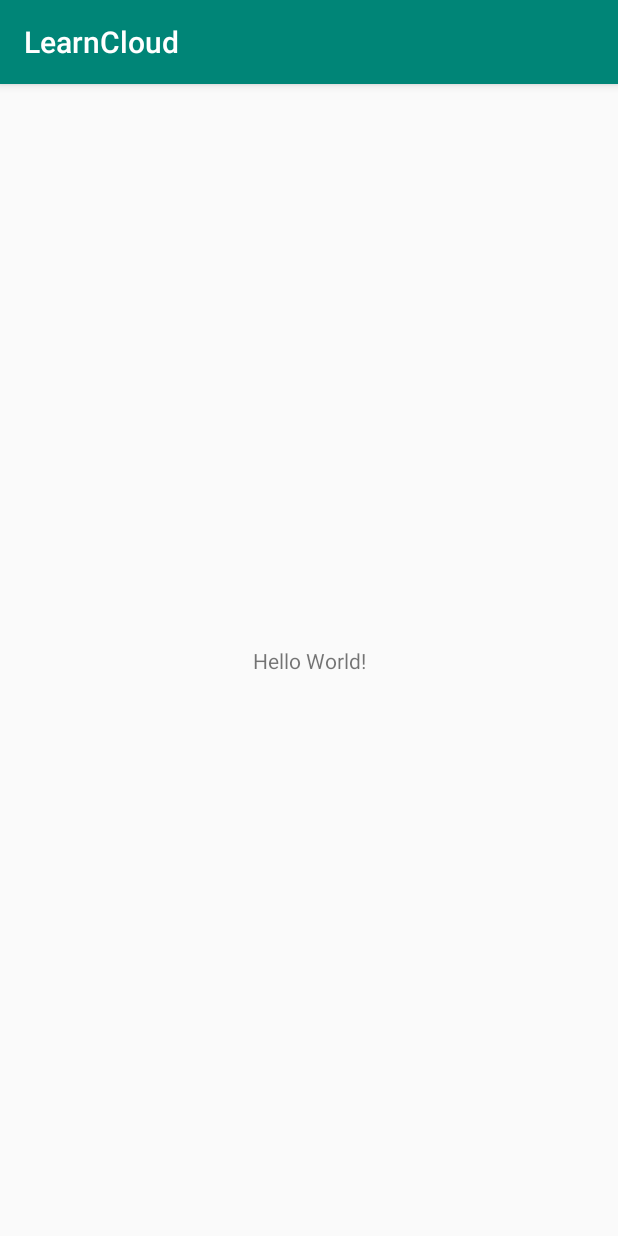
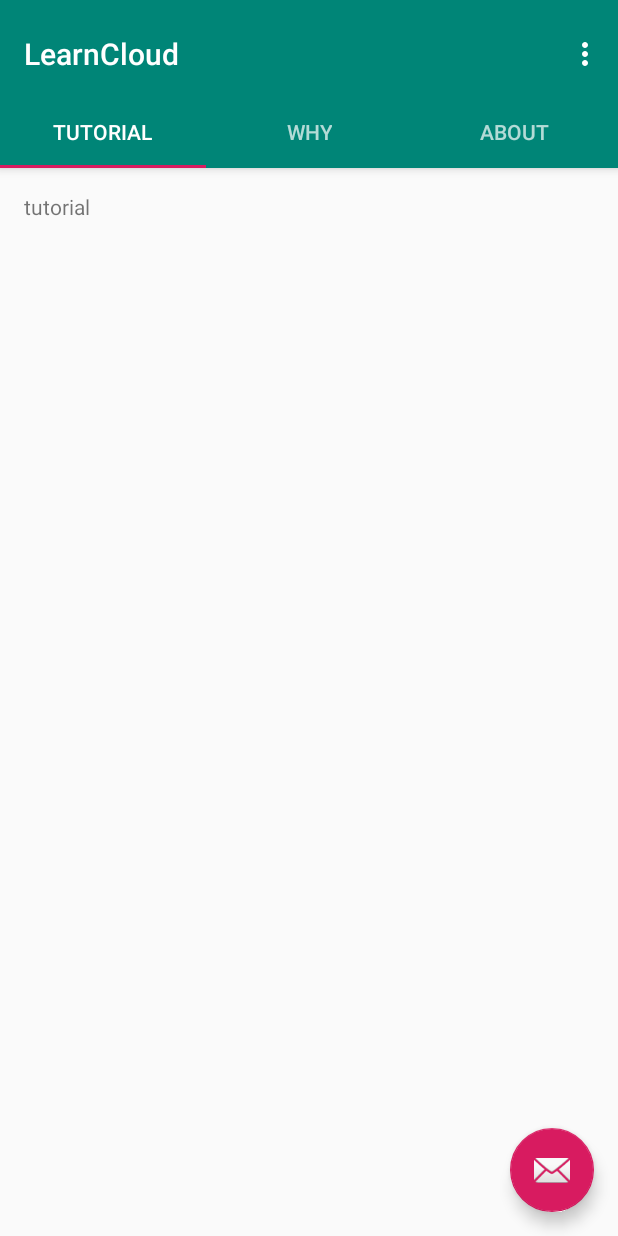
Before and after one commit to nghaosiong98/LearnCloud, an Android app: the screen it shows after launch (MainActivity before the commit, TabActivity after it), on a phone screen of 412 x 824 dp. Run offline under Robolectric (Android 15) with nearby library versions, the phone set to English and light mode, and no system bars.

Commit message:
Create bridge between data model and view

```diff
--- a/app/build.gradle
+++ b/app/build.gradle
@@ -19,10 +19,12 @@ android {
 }
 
 dependencies {
-    implementation fileTree(dir: 'libs', include: ['*.jar'])
+    implementation fileTree(include: ['*.jar'], dir: 'libs')
     implementation 'com.android.support:appcompat-v7:28.0.0'
     implementation 'com.android.support.constraint:constraint-layout:1.1.3'
+    implementation 'com.android.support:design:28.0.0'
     testImplementation 'junit:junit:4.12'
     androidTestImplementation 'com.android.support.test:runner:1.0.2'
     androidTestImplementation 'com.android.support.test.espresso:espresso-core:3.0.2'
+    implementation 'com.google.code.gson:gson:2.8.5'
 }
--- a/app/src/main/AndroidManifest.xml
+++ b/app/src/main/AndroidManifest.xml
@@ -9,7 +9,10 @@
         android:roundIcon="@mipmap/ic_launcher_round"
         android:supportsRtl="true"
         android:theme="@style/AppTheme">
-        <activity android:name=".MainActivity">
+        <activity
+            android:name=".TabActivity"
+            android:label="@string/title_activity_tab"
+            android:theme="@style/AppTheme.NoActionBar">
             <intent-filter>
                 <action android:name="android.intent.action.MAIN" />
 
--- /dev/null
+++ b/app/src/main/java/com/academy/tacocat/learncloud/Documents.java
@@ -0,0 +1,19 @@
+package com.academy.tacocat.learncloud;
+
+import java.util.ArrayList;
+import java.util.List;
+
+public class Documents {
+    public List<Section> section = new ArrayList<>();
+
+}
+class Section{
+    public String title;
+    public List<Dataset> dataset = new ArrayList<>();
+}
+
+class Dataset{
+    public String content_title;
+    public String description;
+    public String content;
+}
--- /dev/null
+++ b/app/src/main/java/com/academy/tacocat/learncloud/TabActivity.java
@@ -0,0 +1,172 @@
+package com.academy.tacocat.learncloud;
+
+import android.support.design.widget.TabLayout;
+import android.support.design.widget.FloatingActionButton;
+import android.support.design.widget.Snackbar;
+import android.support.v7.app.AppCompatActivity;
+import android.support.v7.widget.Toolbar;
+
+import android.support.v4.app.Fragment;
+import android.support.v4.app.FragmentManager;
+import android.support.v4.app.FragmentPagerAdapter;
+import android.support.v4.view.ViewPager;
+import android.os.Bundle;
+import android.view.LayoutInflater;
+import android.view.Menu;
+import android.view.MenuItem;
+import android.view.View;
+import android.view.ViewGroup;
+
+import android.widget.TextView;
+
+import com.google.gson.Gson;
+
+import java.io.IOException;
+import java.io.InputStream;
+import java.io.InputStreamReader;
+import java.io.Reader;
+
+public class TabActivity extends AppCompatActivity {
+
+    /**
+     * The {@link android.support.v4.view.PagerAdapter} that will provide
+     * fragments for each of the sections. We use a
+     * {@link FragmentPagerAdapter} derivative, which will keep every
+     * loaded fragment in memory. If this becomes too memory intensive, it
+     * may be best to switch to a
+     * {@link android.support.v4.app.FragmentStatePagerAdapter}.
+     */
+    private SectionsPagerAdapter mSectionsPagerAdapter;
+
+    /**
+     * The {@link ViewPager} that will host the section contents.
+     */
+    private ViewPager mViewPager;
+
+    @Override
+    protected void onCreate(Bundle savedInstanceState) {
+        super.onCreate(savedInstanceState);
+        setContentView(R.layout.activity_tab);
+
+        Toolbar toolbar = (Toolbar) findViewById(R.id.toolbar);
+        setSupportActionBar(toolbar);
+        // Create the adapter that will return a fragment for each of the three
+        // primary sections of the activity.
+        mSectionsPagerAdapter = new SectionsPagerAdapter(getSupportFragmentManager());
+
+        // Set up the ViewPager with the sections adapter.
+        mViewPager = (ViewPager) findViewById(R.id.container);
+        mViewPager.setAdapter(mSectionsPagerAdapter);
+
+        TabLayout tabLayout = (TabLayout) findViewById(R.id.tabs);
+
+        mViewPager.addOnPageChangeListener(new TabLayout.TabLayoutOnPageChangeListener(tabLayout));
+        tabLayout.addOnTabSelectedListener(new TabLayout.ViewPagerOnTabSelectedListener(mViewPager));
+
+        FloatingActionButton fab = (FloatingActionButton) findViewById(R.id.fab);
+        fab.setOnClickListener(new View.OnClickListener() {
+            @Override
+            public void onClick(View view) {
+                Snackbar.make(view, "Replace with your own action", Snackbar.LENGTH_LONG)
+                        .setAction("Action", null).show();
+            }
+        });
+
+    }
+
+
+    @Override
+    public boolean onCreateOptionsMenu(Menu menu) {
+        // Inflate the menu; this adds items to the action bar if it is present.
+        getMenuInflater().inflate(R.menu.menu_tab, menu);
+        return true;
+    }
+
+    @Override
+    public boolean onOptionsItemSelected(MenuItem item) {
+        // Handle action bar item clicks here. The action bar will
+        // automatically handle clicks on the Home/Up button, so long
+        // as you specify a parent activity in AndroidManifest.xml.
+        int id = item.getItemId();
+
+        //noinspection SimplifiableIfStatement
+        if (id == R.id.action_settings) {
+            return true;
+        }
+
+        return super.onOptionsItemSelected(item);
+    }
+
+    /**
+     * A placeholder fragment containing a simple view.
+     */
+    public static class PlaceholderFragment extends Fragment {
+        /**
+         * The fragment argument representing the section number for this
+         * fragment.
+         */
+        private static final String ARG_SECTION_NUMBER = "section_number";
+
+        public PlaceholderFragment() {
+        }
+
+        /**
+         * Returns a new instance of this fragment for the given section
+         * number.
+         */
+        public static PlaceholderFragment newInstance(int sectionNumber) {
+            PlaceholderFragment fragment = new PlaceholderFragment();
+            Bundle args = new Bundle();
+            args.putInt(ARG_SECTION_NUMBER, sectionNumber);
+            fragment.setArguments(args);
+            return fragment;
+        }
+
+        @Override
+        public View onCreateView(LayoutInflater inflater, ViewGroup container,
+                                 Bundle savedInstanceState) {
+            try {
+                // Read JSON file
+                InputStream inputStream = getContext().getAssets().open("documents.json");
+                Reader reader = new InputStreamReader(inputStream, "UTF-8");
+
+                // Assign JSON to objects
+                Documents documents = new Gson().fromJson(reader, Documents.class);
+
+                // Populate the view
+                View rootView = inflater.inflate(R.layout.fragment_tab, container, false);
+                TextView textView = rootView.findViewById(R.id.section_label);
+                textView.setText(documents.section.get(getArguments().getInt(ARG_SECTION_NUMBER)).title);
+
+                return rootView;
+            } catch (IOException e) {
+                e.printStackTrace();
+                return null;
+            }
+        }
+    }
+
+    /**
+     * A {@link FragmentPagerAdapter} that returns a fragment corresponding to
+     * one of the sections/tabs/pages.
+     */
+    public class SectionsPagerAdapter extends FragmentPagerAdapter {
+
+        public SectionsPagerAdapter(FragmentManager fm) {
+            super(fm);
+        }
+
+        @Override
+        public Fragment getItem(int position) {
+            // getItem is called to instantiate the fragment for the given page.
+            // Return a PlaceholderFragment (defined as a static inner class below).
+            return PlaceholderFragment.newInstance(position);
+        }
+
+        @Override
+        public int getCount() {
+            // Show 3 total pages.
+            return 3;
+        }
+    }
+}
--- /dev/null
+++ b/app/src/main/res/layout/activity_tab.xml
@@ -0,0 +1,70 @@
+<?xml version="1.0" encoding="utf-8"?>
+<android.support.design.widget.CoordinatorLayout xmlns:android="http://schemas.android.com/apk/res/android"
+    xmlns:app="http://schemas.android.com/apk/res-auto"
+    xmlns:tools="http://schemas.android.com/tools"
+    android:id="@+id/main_content"
+    android:layout_width="match_parent"
+    android:layout_height="match_parent"
+    android:fitsSystemWindows="true"
+    tools:context=".TabActivity">
+
+    <android.support.design.widget.AppBarLayout
+        android:id="@+id/appbar"
+        android:layout_width="match_parent"
+        android:layout_height="wrap_content"
+        android:paddingTop="@dimen/appbar_padding_top"
+        android:theme="@style/AppTheme.AppBarOverlay">
+
+        <android.support.v7.widget.Toolbar
+            android:id="@+id/toolbar"
+            android:layout_width="match_parent"
+            android:layout_height="?attr/actionBarSize"
+            android:layout_weight="1"
+            android:background="?attr/colorPrimary"
+            app:layout_scrollFlags="scroll|enterAlways"
+            app:popupTheme="@style/AppTheme.PopupOverlay"
+            app:title="@string/app_name">
+
+        </android.support.v7.widget.Toolbar>
+
+        <android.support.design.widget.TabLayout
+            android:id="@+id/tabs"
+            android:layout_width="match_parent"
+            android:layout_height="wrap_content">
+
+            <android.support.design.widget.TabItem
+                android:id="@+id/tabItem"
+                android:layout_width="wrap_content"
+                android:layout_height="wrap_content"
+                android:text="@string/tab_text_1" />
+
+            <android.support.design.widget.TabItem
+                android:id="@+id/tabItem2"
+                android:layout_width="wrap_content"
+                android:layout_height="wrap_content"
+                android:text="@string/tab_text_2" />
+
+            <android.support.design.widget.TabItem
+                android:id="@+id/tabItem3"
+                android:layout_width="wrap_content"
+                android:layout_height="wrap_content"
+                android:text="@string/tab_text_3" />
+
+        </android.support.design.widget.TabLayout>
+    </android.support.design.widget.AppBarLayout>
+
+    <android.support.v4.view.ViewPager
+        android:id="@+id/container"
+        android:layout_width="match_parent"
+        android:layout_height="match_parent"
+        app:layout_behavior="@string/appbar_scrolling_view_behavior" />
+
+    <android.support.design.widget.FloatingActionButton
+        android:id="@+id/fab"
+        android:layout_width="wrap_content"
+        android:layout_height="wrap_content"
+        android:layout_gravity="end|bottom"
+        android:layout_margin="@dimen/fab_margin"
+        app:srcCompat="@android:drawable/ic_dialog_email" />
+
+</android.support.design.widget.CoordinatorLayout>
--- /dev/null
+++ b/app/src/main/res/layout/fragment_tab.xml
@@ -0,0 +1,23 @@
+<?xml version="1.0" encoding="utf-8"?>
+<android.support.constraint.ConstraintLayout xmlns:android="http://schemas.android.com/apk/res/android"
+    xmlns:app="http://schemas.android.com/apk/res-auto"
+    xmlns:tools="http://schemas.android.com/tools"
+    android:id="@+id/constraintLayout"
+    android:layout_width="match_parent"
+    android:layout_height="match_parent"
+    tools:context=".TabActivity$PlaceholderFragment">
+
+    <TextView
+        android:id="@+id/section_label"
+        android:layout_width="wrap_content"
+        android:layout_height="wrap_content"
+        android:layout_marginStart="@dimen/activity_horizontal_margin"
+        android:layout_marginTop="@dimen/activity_vertical_margin"
+        android:layout_marginEnd="@dimen/activity_horizontal_margin"
+        android:layout_marginBottom="@dimen/activity_vertical_margin"
+        app:layout_constraintLeft_toLeftOf="parent"
+        app:layout_constraintTop_toTopOf="@+id/constraintLayout"
+        tools:layout_constraintLeft_creator="1"
+        tools:layout_constraintTop_creator="1" />
+
+</android.support.constraint.ConstraintLayout>
--- /dev/null
+++ b/app/src/main/res/menu/menu_tab.xml
@@ -0,0 +1,10 @@
+<menu xmlns:android="http://schemas.android.com/apk/res/android"
+    xmlns:app="http://schemas.android.com/apk/res-auto"
+    xmlns:tools="http://schemas.android.com/tools"
+    tools:context="com.academy.tacocat.learncloud.TabActivity">
+    <item
+        android:id="@+id/action_settings"
+        android:orderInCategory="100"
+        android:title="@string/action_settings"
+        app:showAsAction="never" />
+</menu>
--- /dev/null
+++ b/app/src/main/res/values-w820dp/dimens.xml
@@ -0,0 +1,6 @@
+<resources>
+    <!-- Example customization of dimensions originally defined in res/values/dimens.xml
+         (such as screen margins) for screens with more than 820dp of available width. This
+         would include 7" and 10" devices in landscape (~960dp and ~1280dp respectively). -->
+    <dimen name="activity_horizontal_margin">64dp</dimen>
+</resources>
--- /dev/null
+++ b/app/src/main/res/values/dimens.xml
@@ -0,0 +1,7 @@
+<resources>
+    <!-- Default screen margins, per the Android Design guidelines. -->
+    <dimen name="activity_horizontal_margin">16dp</dimen>
+    <dimen name="activity_vertical_margin">16dp</dimen>
+    <dimen name="fab_margin">16dp</dimen>
+    <dimen name="appbar_padding_top">8dp</dimen>
+</resources>
--- a/app/src/main/res/values/strings.xml
+++ b/app/src/main/res/values/strings.xml
@@ -1,3 +1,9 @@
 <resources>
     <string name="app_name">LearnCloud</string>
+    <string name="title_activity_tab">TabActivity</string>
+    <string name="tab_text_1">Tutorial</string>
+    <string name="tab_text_2">Why</string>
+    <string name="tab_text_3">About</string>
+    <string name="action_settings">Settings</string>
+    <string name="section_format">Hello World from section: %1$d</string>
 </resources>
--- a/app/src/main/res/values/styles.xml
+++ b/app/src/main/res/values/styles.xml
@@ -8,4 +8,13 @@
         <item name="colorAccent">@color/colorAccent</item>
     </style>
 
+    <style name="AppTheme.NoActionBar">
+        <item name="windowActionBar">false</item>
+        <item name="windowNoTitle">true</item>
+    </style>
+
+    <style name="AppTheme.AppBarOverlay" parent="ThemeOverlay.AppCompat.Dark.ActionBar" />
+
+    <style name="AppTheme.PopupOverlay" parent="ThemeOverlay.AppCompat.Light" />
+
 </resources>
```
Also changed, not shown: app/src/main/assets/documents.json (added, +49 -0 lines).
